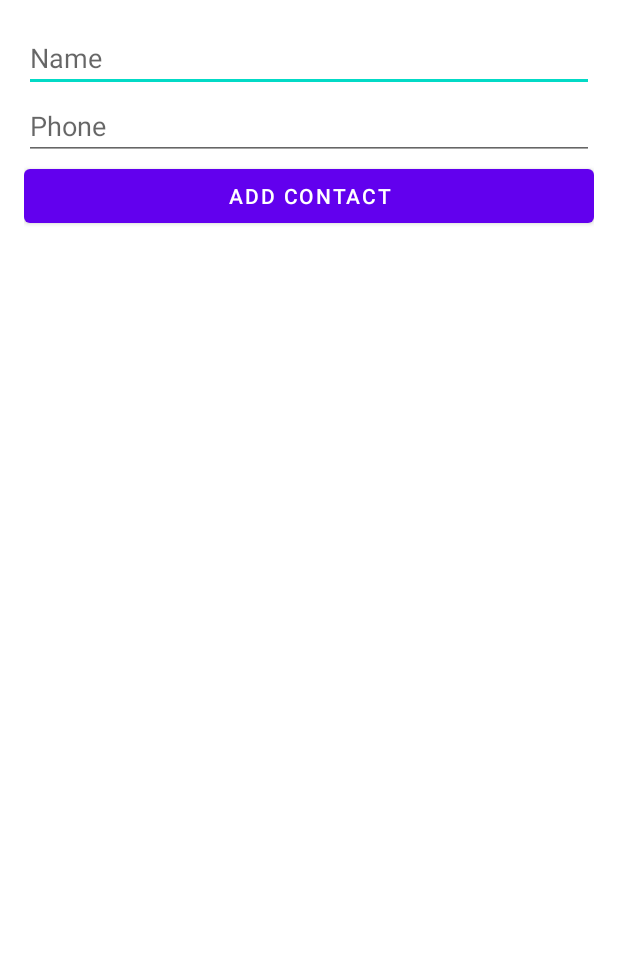
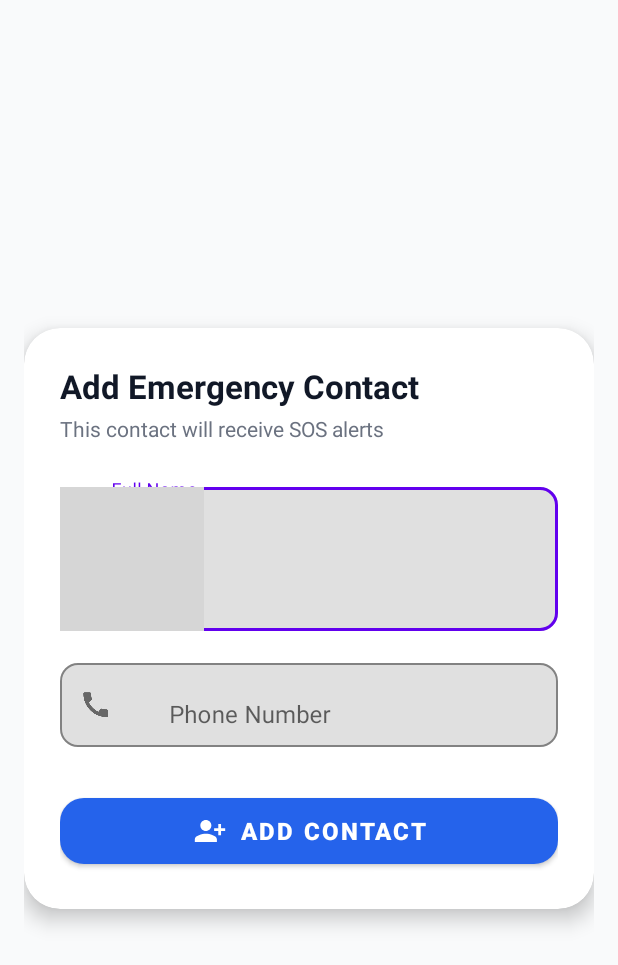
Before and after one commit to Shikhar1206/WomenSafety, an Android app built with Jetpack Compose: the ContactsActivity screen opened directly, with no data from a screen before it, on a phone screen of 412 x 824 dp. Shown: the top 965 px of the screen. Run offline under Robolectric (Android 15) with nearby library versions, the phone set to English and light mode, and no system bars; our stand-ins replace Room's generated code; grey boxes are pictures that could not be loaded.

```diff
--- a/app/src/main/java/com/example/womensafety/FakeCall/FakeCallActivity.kt
+++ b/app/src/main/java/com/example/womensafety/FakeCall/FakeCallActivity.kt
@@ -19,7 +19,8 @@ class FakeCallActivity : AppCompatActivity() {
         player.start()
 
         findViewById<View>(R.id.btnAnswer).setOnClickListener {
-            findViewById<TextView>(R.id.tvCallStatus).text = "Call in progress"
+            findViewById<TextView>(R.id.tvIncoming).text = "Call in progress"
+            player.stop()
         }
 
         findViewById<View>(R.id.btnEndCall).setOnClickListener {
--- a/app/src/main/java/com/example/womensafety/contacts/ContactsActivity.kt
+++ b/app/src/main/java/com/example/womensafety/contacts/ContactsActivity.kt
@@ -31,8 +31,8 @@ class ContactsActivity : AppCompatActivity() {
                         EmergencyContactEntity(name = name, phone = phone)
                     )
                 }
-                binding.etName.text.clear()
-                binding.etPhone.text.clear()
+                binding.etName.text?.clear()
+                binding.etPhone.text?.clear()
             }
         }
     }
--- /dev/null
+++ b/app/src/main/res/drawable-anydpi-v24/ic_person.xml
@@ -0,0 +1,15 @@
+<vector xmlns:android="http://schemas.android.com/apk/res/android"
+    android:width="24dp"
+    android:height="24dp"
+    android:viewportWidth="24"
+    android:viewportHeight="24"
+    android:tint="#FFFFFF">
+  <group android:scaleX="0.92"
+      android:scaleY="0.92"
+      android:translateX="0.96"
+      android:translateY="0.96">
+    <path
+        android:fillColor="@android:color/white"
+        android:pathData="M13,8c0,-2.21 -1.79,-4 -4,-4S5,5.79 5,8s1.79,4 4,4S13,10.21 13,8zM15,10v2h3v3h2v-3h3v-2h-3V7h-2v3H15zM1,18v2h16v-2c0,-2.66 -5.33,-4 -8,-4S1,15.34 1,18z"/>
+  </group>
+</vector>
--- /dev/null
+++ b/app/src/main/res/drawable/bg_circle_grey.xml
@@ -0,0 +1,4 @@
+<shape xmlns:android="http://schemas.android.com/apk/res/android"
+    android:shape="oval">
+    <solid android:color="#1F2933"/>
+</shape>
--- a/app/src/main/res/layout/activity_contacts.xml
+++ b/app/src/main/res/layout/activity_contacts.xml
@@ -1,26 +1,98 @@
-<LinearLayout xmlns:android="http://schemas.android.com/apk/res/android"
+<?xml version="1.0" encoding="utf-8"?>
+<androidx.constraintlayout.widget.ConstraintLayout
+    xmlns:android="http://schemas.android.com/apk/res/android"
+    xmlns:app="http://schemas.android.com/apk/res-auto"
+    android:layout_width="match_parent"
+    android:layout_height="match_parent"
+    android:background="#F9FAFB"
+    android:padding="16dp">
+
+    <com.google.android.material.card.MaterialCardView
+        android:id="@+id/cardAddContact"
+        android:layout_width="0dp"
+        android:layout_height="wrap_content"
+        app:cardCornerRadius="24dp"
+        app:cardElevation="8dp"
+        app:layout_constraintTop_toTopOf="parent"
+        app:layout_constraintBottom_toBottomOf="parent"
+        app:layout_constraintStart_toStartOf="parent"
+        app:layout_constraintEnd_toEndOf="parent">
+
+        <LinearLayout
+            android:layout_width="match_parent"
+            android:layout_height="wrap_content"
             android:orientation="vertical"
-    android:padding="16dp"
+            android:padding="24dp">
+
+            <TextView
+                android:layout_width="wrap_content"
+                android:layout_height="match_parent"
+                android:text="Add Emergency Contact"
+                android:textColor="#111827"
+                android:textSize="22sp"
+                android:textStyle="bold" />
+
+            <TextView
+                android:layout_width="wrap_content"
+                android:layout_height="match_parent"
+                android:text="This contact will receive SOS alerts"
+                android:textSize="14sp"
+                android:textColor="#6B7280"
+                android:layout_marginTop="4dp"/>
+
+            <com.google.android.material.textfield.TextInputLayout
                 android:layout_width="match_parent"
-    android:layout_height="match_parent">
+                android:layout_height="wrap_content"
+                android:layout_marginTop="24dp"
+                app:startIconDrawable="@drawable/ic_contacts"
+                app:boxBackgroundMode="outline"
+                app:boxCornerRadiusTopStart="12dp"
+                app:boxCornerRadiusTopEnd="12dp"
+                app:boxCornerRadiusBottomStart="12dp"
+                app:boxCornerRadiusBottomEnd="12dp">
 
-    <EditText
+                <com.google.android.material.textfield.TextInputEditText
                     android:id="@+id/etName"
-        android:hint="Name"
+                    android:hint="      Full Name"
+                    android:inputType="textPersonName"
                     android:layout_width="match_parent"
                     android:layout_height="wrap_content"/>
+            </com.google.android.material.textfield.TextInputLayout>
 
-    <EditText
+            <com.google.android.material.textfield.TextInputLayout
+                android:layout_width="match_parent"
+                android:layout_height="wrap_content"
+                android:layout_marginTop="16dp"
+                app:startIconDrawable="@drawable/ic_call"
+                app:boxBackgroundMode="outline"
+                app:boxCornerRadiusTopStart="12dp"
+                app:boxCornerRadiusTopEnd="12dp"
+                app:boxCornerRadiusBottomStart="12dp"
+                app:boxCornerRadiusBottomEnd="12dp">
+
+                <com.google.android.material.textfield.TextInputEditText
                     android:id="@+id/etPhone"
-        android:hint="Phone"
+                    android:hint="     Phone Number"
                     android:inputType="phone"
                     android:layout_width="match_parent"
                     android:layout_height="wrap_content"/>
+            </com.google.android.material.textfield.TextInputLayout>
 
-    <Button
+            <com.google.android.material.button.MaterialButton
                 android:id="@+id/btnAdd"
+                android:layout_width="match_parent"
+                android:layout_height="56dp"
                 android:text="Add Contact"
-        android:layout_width="match_parent"
-        android:layout_height="wrap_content"/>
+                android:textSize="16sp"
+                android:textStyle="bold"
+                android:layout_marginTop="28dp"
+                app:cornerRadius="16dp"
+                app:icon="@drawable/ic_person"
+                app:iconGravity="textStart"
+                app:backgroundTint="#2563EB"
+                android:textColor="@android:color/white"/>
 
         </LinearLayout>
+    </com.google.android.material.card.MaterialCardView>
+
+</androidx.constraintlayout.widget.ConstraintLayout>
```
Also changed, not shown: app/src/main/res/layout/activity_fake_call.xml (+59 -33 lines), app/src/main/res/drawable-hdpi/ic_call_end.png (added), app/src/main/res/drawable-hdpi/ic_contact.png (added), app/src/main/res/drawable-hdpi/ic_person.png (added), app/src/main/res/drawable-mdpi/ic_call_end.png (added), app/src/main/res/drawable-mdpi/ic_contact.png (added), app/src/main/res/drawable-mdpi/ic_person.png (added), app/src/main/res/drawable-xhdpi/ic_call_end.png (added), app/src/main/res/drawable-xhdpi/ic_contact.png (added), app/src/main/res/drawable-xhdpi/ic_person.png (added), app/src/main/res/drawable-xxhdpi/ic_call_end.png (added), app/src/main/res/drawable-xxhdpi/ic_contact.png (added), app/src/main/res/drawable-xxhdpi/ic_person.png (added), app/src/main/res/drawable-xxxhdpi/ic_call_end.png (added), 1 more files. Lines whose indentation alone changed are shown as unchanged.
